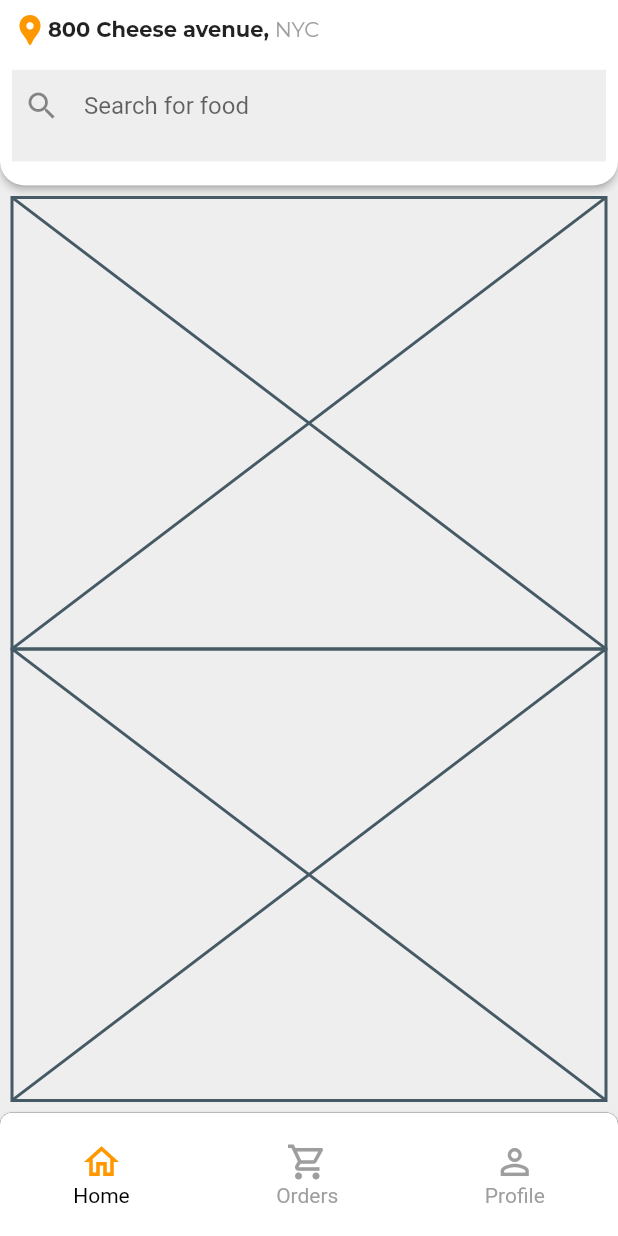
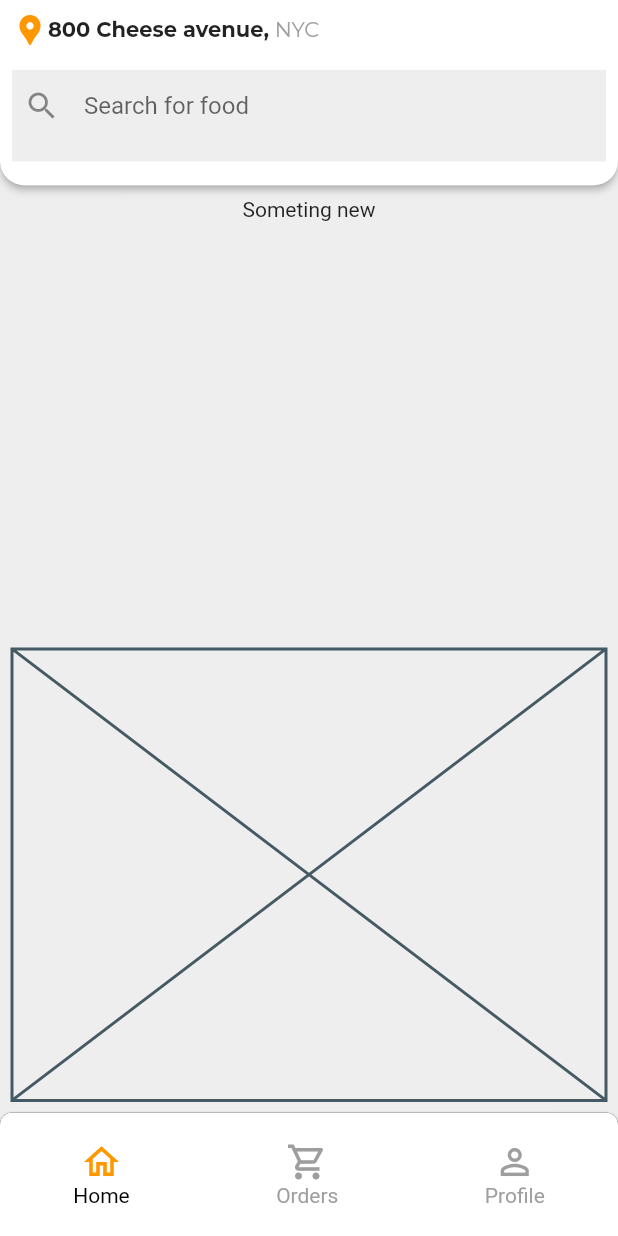
Before and after one commit to JAICHANGPARK/flutter_notebook_11th_story, a Flutter app: the screen it shows after launch, on a phone screen of 412 x 824 dp. Run offline on Flutter 3.47's test engine with Material 2 defaults, Android fonts, the phone set to English and light mode, and no system bars; our stand-ins replace backdrop, badges, flutter_inner_drawer, flutter_slidable, flutter_swiper, google_fonts.

Commit message:
Update food_home_page.dart

```diff
--- a/lib/ep744_food_app/ui/food_home_page.dart
+++ b/lib/ep744_food_app/ui/food_home_page.dart
@@ -93,7 +93,12 @@ class _FoodHomePageState extends State<FoodHomePage> {
                   padding: const EdgeInsets.all(8.0),
                   child: Column(
                     children: [
-                      Expanded(child: Placeholder()),
+                      Expanded(child: Column(
+                        children: [
+                          Text("Someting new"),
+
+                        ],
+                      )),
                       Expanded(child: Placeholder()),
                     ],
                   ),
```
